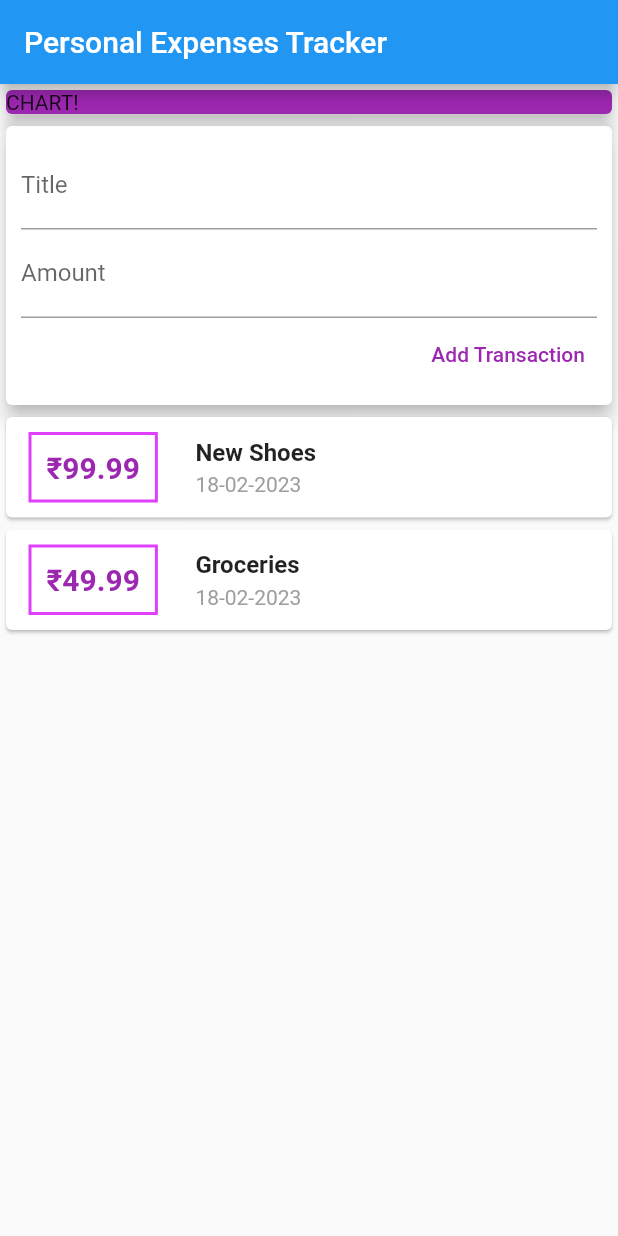
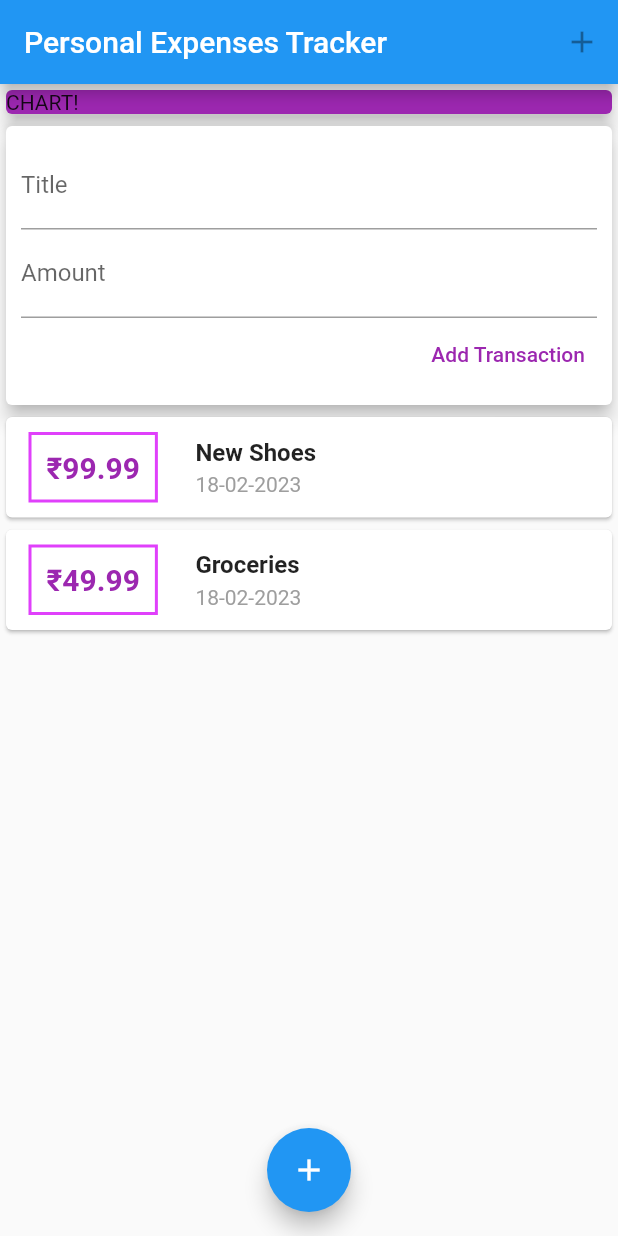
Before and after one commit to Sarath-Ra/Personal_Expenses_App, a Flutter app: the screen it shows after launch, after a tap on "Add Transaction", on a phone screen of 412 x 824 dp. Run offline on Flutter 3.47's test engine with Material 2 defaults, Android fonts, the phone set to English and light mode, and no system bars.

Commit message:
"until add a add icon button to pop up new tran"

```diff
--- a/lib/Widgets/new_transaction.dart
+++ b/lib/Widgets/new_transaction.dart
@@ -7,6 +7,16 @@ class NewTransaction extends StatelessWidget {
   final amountController = TextEditingController();
 
   NewTransaction(this._addNewTransaction);
+
+  void submitData() {
+    final enteredTitle = titleController.text;
+    final enteredAmount = double.parse(amountController.text);
+
+    if (enteredTitle.isEmpty || enteredAmount <= 0) {
+      return;
+    }
+    _addNewTransaction(enteredTitle, enteredAmount);
+  }
 
   @override
   Widget build(BuildContext context) {
@@ -21,6 +31,7 @@ class NewTransaction extends StatelessWidget {
             TextField(
               decoration: InputDecoration(labelText: 'Title'),
               controller: titleController,
+              onSubmitted: (_) => submitData,
               // onChanged: (val) {
               //   titleInput = val;
               // },
@@ -33,11 +44,10 @@ class NewTransaction extends StatelessWidget {
               //   amountInput = val;
               // },
               keyboardType: TextInputType.number,
+              onSubmitted: (_) => submitData,
             ),
             TextButton(
-              onPressed: () {
-                _addNewTransaction(titleController.text, double.parse(amountController.text));
-              },
+              onPressed: submitData,
               // ignore: prefer_const_constructors
               child: Text(
                 "Add Transaction",
--- a/lib/Widgets/transaction_list.dart
+++ b/lib/Widgets/transaction_list.dart
@@ -9,9 +9,11 @@ class TransactionList extends StatelessWidget {
   TransactionList(this._userTransaction);
   @override
   Widget build(BuildContext context) {
-    return Column(
-      children: _userTransaction
-          .map((tx) => Card(
+    return Container(
+      height: 420,
+      child: ListView.builder(
+        itemBuilder: (ctx, index) {
+          return Card(
                     child: Row(
                   children: [
                     Container(
@@ -21,7 +23,7 @@ class TransactionList extends StatelessWidget {
                               Border.all(color: Colors.purpleAccent, width: 2)),
                       padding: EdgeInsets.all(10),
                       child: Text(
-                      '₹${tx.amount}',
+                        '₹${_userTransaction[index].amount.toStringAsFixed(2)}',
                         style: TextStyle(
                           fontWeight: FontWeight.bold,
                           fontSize: 20,
@@ -36,7 +38,7 @@ class TransactionList extends StatelessWidget {
                             padding:
                                 EdgeInsets.symmetric(vertical: 2, horizontal: 10),
                             child: Text(
-                            tx.title,
+                              _userTransaction[index].title,
                               style: TextStyle(
                                 fontWeight: FontWeight.bold,
                                 fontSize: 16,
@@ -47,7 +49,7 @@ class TransactionList extends StatelessWidget {
                             padding:
                                 EdgeInsets.symmetric(vertical: 2, horizontal: 10),
                             child: Text(
-                            DateFormat('dd-MM-yyyy').format(tx.date),
+                              DateFormat('dd-MM-yyyy').format(_userTransaction[index].date),
                               style: TextStyle(
                                 fontWeight: FontWeight.normal,
                                 color: Colors.grey,
@@ -56,8 +58,11 @@ class TransactionList extends StatelessWidget {
                       ],
                     )
                   ],
-              )))
-          .toList(),
+                )
+              );
+            },
+        itemCount: _userTransaction.length,
+      ),
     );
   }
 }
--- a/lib/main.dart
+++ b/lib/main.dart
@@ -18,20 +18,35 @@ class MyApp extends StatelessWidget {
   }
 }
 
-class MyHomePage extends StatelessWidget {
+class MyHomePage extends StatefulWidget {
+  @override
+  State<MyHomePage> createState() => _MyHomePageState();
+}
+
+class _MyHomePageState extends State<MyHomePage> {
   // MyHomePage({super.key});
-
-  // late String titleInput;
-  // late String amountInput;
-
   final titleController = TextEditingController();
   final amountController = TextEditingController();
+
+  void startAddNewTransaction(
+    BuildContext ctx,
+  ) {
+    showModalBottomSheet(context: ctx, builder: (_) {
+      return NewTransaction(_addNewTransaction)
+    });
+  }
 
   @override
   Widget build(BuildContext context) {
     return Scaffold(
       appBar: AppBar(
         title: Text("Personal Expenses Tracker"),
+        actions: [
+          IconButton(
+            onPressed: null,
+            icon: Icon(Icons.add),
+          ),
+        ],
       ),
       body: SingleChildScrollView(
         child: Column(
@@ -48,6 +63,11 @@ class MyHomePage extends StatelessWidget {
               UserTransactions(),
             ]),
       ),
+      floatingActionButtonLocation: FloatingActionButtonLocation.centerFloat,
+      floatingActionButton: FloatingActionButton(
+        child: Icon(Icons.add),
+        onPressed: () {},
+      ),
     );
   }
 }
```
Lines whose indentation alone changed are shown as unchanged.
